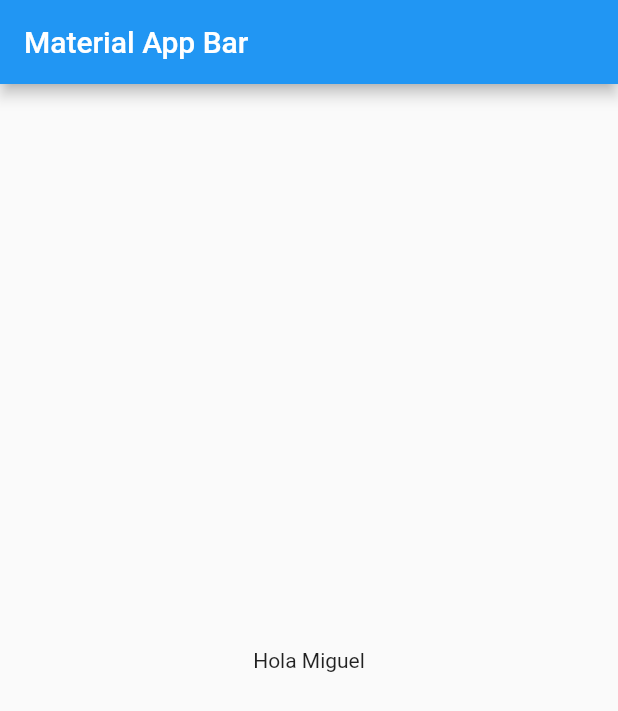
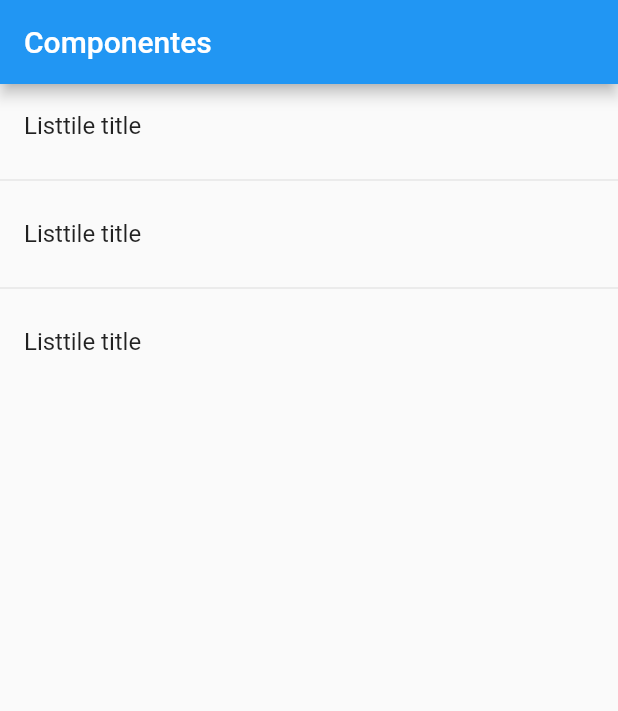
Before and after one commit to MigPorteroDevelop/componentes_flutter, a Flutter app: the screen it shows after launch, on a phone screen of 412 x 824 dp. Shown: the top 711 px of the screen. Run offline on Flutter 3.47's test engine with Material 2 defaults, Android fonts, the phone set to English and light mode, and no system bars.

Commit message:
ListTiles

```diff
--- a/lib/main.dart
+++ b/lib/main.dart
@@ -9,11 +9,7 @@ class MyApp extends StatelessWidget {
     return MaterialApp(
       title: 'Material App',
       debugShowCheckedModeBanner: false,
-      home: Scaffold(
-          appBar: AppBar(
-            title: Text('Material App Bar'),
-          ),
-          body: HomePageTemp()),
+      home: HomePageTemp(),
     );
   }
 }
--- a/lib/src/pages/home_temp.dart
+++ b/lib/src/pages/home_temp.dart
@@ -3,8 +3,25 @@ import 'package:flutter/material.dart';
 class HomePageTemp extends StatelessWidget {
   @override
   Widget build(BuildContext context) {
-    return Center(
-      child: Text('Hola Miguel'),
+    return Scaffold(
+      appBar: AppBar(
+        title: Text('Componentes'),
+      ),
+      body: ListView(
+        children: <Widget>[
+          ListTile(
+            title: Text('Listtile title'),
+          ),
+          Divider(),
+          ListTile(
+            title: Text('Listtile title'),
+          ),
+          Divider(),
+          ListTile(
+            title: Text('Listtile title'),
+          ),
+        ],
+      ),
     );
   }
 }
```
